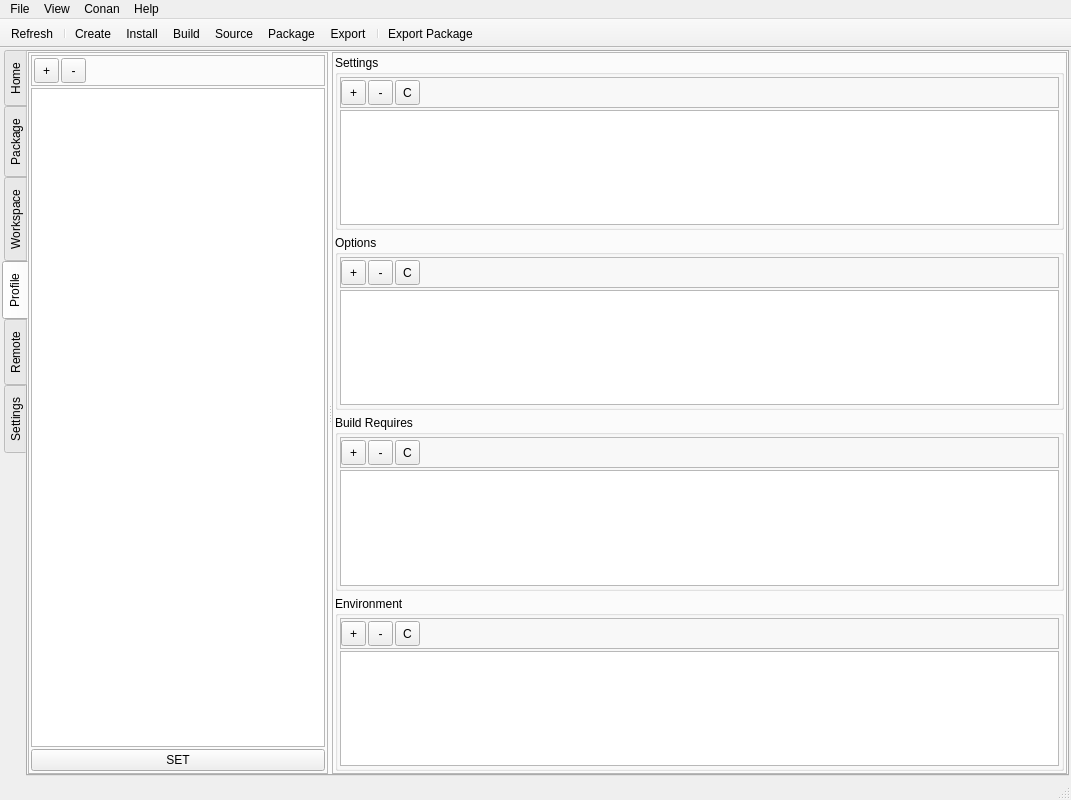
Before: the Qt Designer form resources/ui/main_window.ui in afri-bit/conan-guide, drawn with Qt 5.
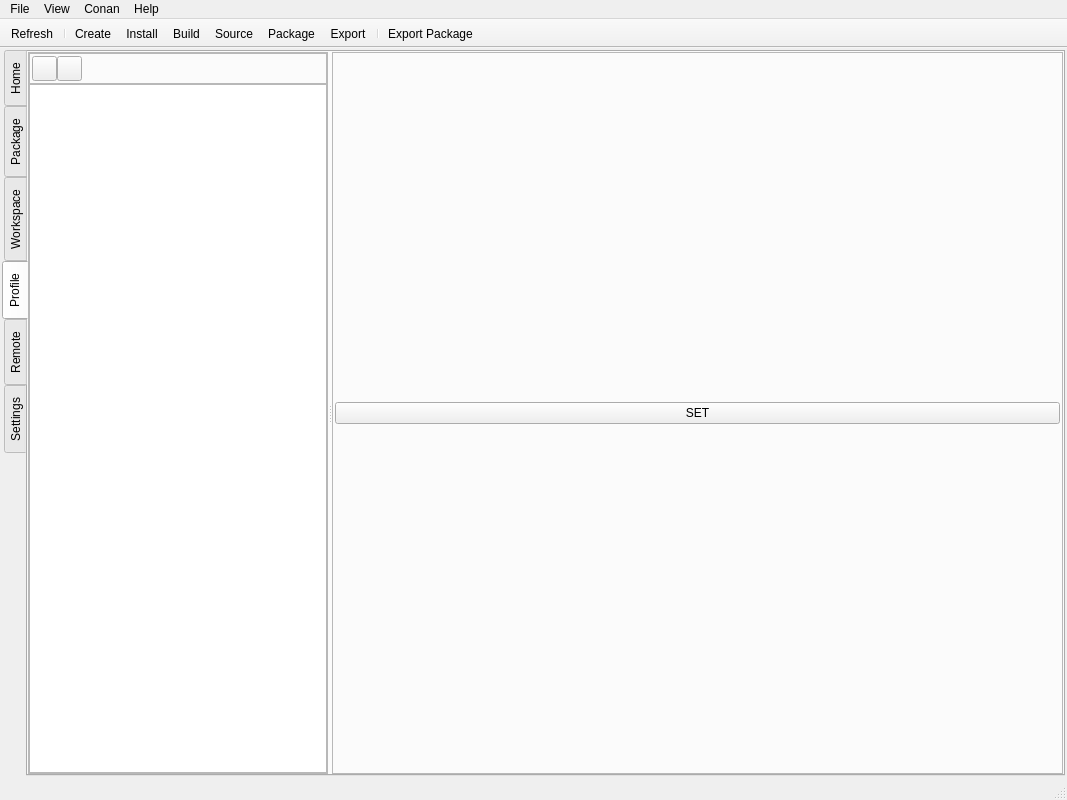
After: the same form once the commit is applied. The open tabs and pages were chosen to show the change. Icons and pictures are not drawn.

The edit to the form file:
```diff
--- a/resources/ui/main_window.ui
+++ b/resources/ui/main_window.ui
@@ -9,7 +9,7 @@
    <rect>
     <x>0</x>
     <y>0</y>
-    <width>1071</width>
+    <width>1067</width>
     <height>800</height>
    </rect>
   </property>
@@ -1346,19 +1346,19 @@
            </property>
            <layout class="QVBoxLayout" name="verticalLayout_2">
             <property name="spacing">
-             <number>2</number>
+             <number>0</number>
             </property>
             <property name="leftMargin">
-             <number>2</number>
+             <number>0</number>
             </property>
             <property name="topMargin">
-             <number>2</number>
+             <number>0</number>
             </property>
             <property name="rightMargin">
-             <number>2</number>
+             <number>0</number>
             </property>
             <property name="bottomMargin">
-             <number>2</number>
+             <number>0</number>
             </property>
             <item>
              <widget class="QFrame" name="frame_18">
@@ -1370,7 +1370,7 @@
               </property>
               <layout class="QHBoxLayout" name="horizontalLayout_19">
                <property name="spacing">
-                <number>2</number>
+                <number>0</number>
                </property>
                <property name="leftMargin">
                 <number>2</number>
@@ -1393,7 +1393,11 @@
                   </size>
                  </property>
                  <property name="text">
-                  <string>+</string>
+                  <string/>
+                 </property>
+                 <property name="icon">
+                  <iconset resource="../resources.qrc">
+                   <normaloff>:/icon/add.svg</normaloff>:/icon/add.svg</iconset>
                  </property>
                 </widget>
                </item>
@@ -1406,7 +1410,11 @@
                   </size>
                  </property>
                  <property name="text">
-                  <string>-</string>
+                  <string/>
+                 </property>
+                 <property name="icon">
+                  <iconset resource="../resources.qrc">
+                   <normaloff>:/icon/remove.svg</normaloff>:/icon/remove.svg</iconset>
                  </property>
                 </widget>
                </item>
@@ -1441,6 +1449,40 @@
               </widget>
              </widget>
             </item>
+           </layout>
+          </widget>
+          <widget class="QFrame" name="frameConanProfileAttribute">
+           <property name="sizePolicy">
+            <sizepolicy hsizetype="Preferred" vsizetype="Preferred">
+             <horstretch>1</horstretch>
+             <verstretch>0</verstretch>
+            </sizepolicy>
+           </property>
+           <property name="contextMenuPolicy">
+            <enum>Qt::DefaultContextMenu</enum>
+           </property>
+           <property name="frameShape">
+            <enum>QFrame::StyledPanel</enum>
+           </property>
+           <property name="frameShadow">
+            <enum>QFrame::Raised</enum>
+           </property>
+           <layout class="QVBoxLayout" name="verticalLayoutConanProfileAttribute">
+            <property name="spacing">
+             <number>5</number>
+            </property>
+            <property name="leftMargin">
+             <number>2</number>
+            </property>
+            <property name="topMargin">
+             <number>2</number>
+            </property>
+            <property name="rightMargin">
+             <number>2</number>
+            </property>
+            <property name="bottomMargin">
+             <number>2</number>
+            </property>
             <item>
              <widget class="QPushButton" name="pushButton">
               <property name="text">
@@ -1450,539 +1492,6 @@
             </item>
            </layout>
           </widget>
-          <widget class="QFrame" name="frame_23">
-           <property name="sizePolicy">
-            <sizepolicy hsizetype="Preferred" vsizetype="Preferred">
-             <horstretch>1</horstretch>
-             <verstretch>0</verstretch>
-            </sizepolicy>
-           </property>
-           <property name="frameShape">
-            <enum>QFrame::StyledPanel</enum>
-           </property>
-           <property name="frameShadow">
-            <enum>QFrame::Raised</enum>
-           </property>
-           <layout class="QVBoxLayout" name="verticalLayout_9">
-            <property name="spacing">
-             <number>5</number>
-            </property>
-            <property name="leftMargin">
-             <number>2</number>
-            </property>
-            <property name="topMargin">
-             <number>2</number>
-            </property>
-            <property name="rightMargin">
-             <number>2</number>
-            </property>
-            <property name="bottomMargin">
-             <number>2</number>
-            </property>
-            <item>
-             <widget class="QGroupBox" name="groupBox_2">
-              <property name="sizePolicy">
-               <sizepolicy hsizetype="Preferred" vsizetype="Preferred">
-                <horstretch>0</horstretch>
-                <verstretch>0</verstretch>
-               </sizepolicy>
-              </property>
-              <property name="title">
-               <string>Settings</string>
-              </property>
-              <layout class="QVBoxLayout" name="verticalLayout_11">
-               <property name="spacing">
-                <number>2</number>
-               </property>
-               <property name="leftMargin">
-                <number>2</number>
-               </property>
-               <property name="topMargin">
-                <number>2</number>
-               </property>
-               <property name="rightMargin">
-                <number>2</number>
-               </property>
-               <property name="bottomMargin">
-                <number>2</number>
-               </property>
-               <item>
-                <widget class="QFrame" name="frame_20">
-                 <property name="frameShape">
-                  <enum>QFrame::StyledPanel</enum>
-                 </property>
-                 <property name="frameShadow">
-                  <enum>QFrame::Raised</enum>
-                 </property>
-                 <layout class="QHBoxLayout" name="horizontalLayout_20">
-                  <property name="spacing">
-                   <number>2</number>
-                  </property>
-                  <property name="leftMargin">
-                   <number>0</number>
-                  </property>
-                  <property name="topMargin">
-                   <number>2</number>
-                  </property>
-                  <property name="rightMargin">
-                   <number>2</number>
-                  </property>
-                  <property name="bottomMargin">
-                   <number>2</number>
-                  </property>
-                  <item>
-                   <widget class="QToolButton" name="toolButtonProfileSettingsAdd">
-                    <property name="minimumSize">
-                     <size>
-                      <width>25</width>
-                      <height>25</height>
-                     </size>
-                    </property>
-                    <property name="maximumSize">
-                     <size>
-                      <width>25</width>
-                      <height>25</height>
-                     </size>
-                    </property>
-                    <property name="text">
-                     <string>+</string>
-                    </property>
-                   </widget>
-                  </item>
-                  <item>
-                   <widget class="QToolButton" name="toolButtonProfileSettingsRemove">
-                    <property name="minimumSize">
-                     <size>
-                      <width>25</width>
-                      <height>25</height>
-                     </size>
-                    </property>
-                    <property name="maximumSize">
-                     <size>
-                      <width>25</width>
-                      <height>25</height>
-                     </size>
-                    </property>
-                    <property name="text">
-                     <string>-</string>
-                    </property>
-                   </widget>
-                  </item>
-                  <item>
-                   <widget class="QToolButton" name="toolButtonProfileSettingsClear">
-                    <property name="minimumSize">
-                     <size>
-                      <width>25</width>
-                      <height>25</height>
-                     </size>
-                    </property>
-                    <property name="maximumSize">
-                     <size>
-                      <width>25</width>
-                      <height>25</height>
-                     </size>
-                    </property>
-                    <property name="text">
-                     <string>C</string>
-                    </property>
-                   </widget>
-                  </item>
-                  <item>
-                   <spacer name="horizontalSpacer_4">
-                    <property name="orientation">
-                     <enum>Qt::Horizontal</enum>
-                    </property>
-                    <property name="sizeHint" stdset="0">
-                     <size>
-                      <width>40</width>
-                      <height>20</height>
-                     </size>
-                    </property>
-                   </spacer>
-                  </item>
-                 </layout>
-                </widget>
-               </item>
-               <item>
-                <widget class="QTableView" name="tableViewProfileSettings"/>
-               </item>
-              </layout>
-             </widget>
-            </item>
-            <item>
-             <widget class="QGroupBox" name="groupBox_3">
-              <property name="title">
-               <string>Options</string>
-              </property>
-              <layout class="QVBoxLayout" name="verticalLayout_15">
-               <property name="spacing">
-                <number>2</number>
-               </property>
-               <property name="leftMargin">
-                <number>2</number>
-               </property>
-               <property name="topMargin">
-                <number>2</number>
-               </property>
-               <property name="rightMargin">
-                <number>2</number>
-               </property>
-               <property name="bottomMargin">
-                <number>2</number>
-               </property>
-               <item>
-                <widget class="QFrame" name="frame_27">
-                 <property name="frameShape">
-                  <enum>QFrame::StyledPanel</enum>
-                 </property>
-                 <property name="frameShadow">
-                  <enum>QFrame::Raised</enum>
-                 </property>
-                 <layout class="QHBoxLayout" name="horizontalLayout_22">
-                  <property name="spacing">
-                   <number>2</number>
-                  </property>
-                  <property name="leftMargin">
-                   <number>0</number>
-                  </property>
-                  <property name="topMargin">
-                   <number>2</number>
-                  </property>
-                  <property name="rightMargin">
-                   <number>2</number>
-                  </property>
-                  <property name="bottomMargin">
-                   <number>2</number>
-                  </property>
-                  <item>
-                   <widget class="QToolButton" name="toolButtonProfileOptionsAdd">
-                    <property name="minimumSize">
-                     <size>
-                      <width>25</width>
-                      <height>25</height>
-                     </size>
-                    </property>
-                    <property name="maximumSize">
-                     <size>
-                      <width>25</width>
-                      <height>25</height>
-                     </size>
-                    </property>
-                    <property name="text">
-                     <string>+</string>
-                    </property>
-                   </widget>
-                  </item>
-                  <item>
-                   <widget class="QToolButton" name="toolButtonProfileOptionsRemove">
-                    <property name="minimumSize">
-                     <size>
-                      <width>25</width>
-                      <height>25</height>
-                     </size>
-                    </property>
-                    <property name="maximumSize">
-                     <size>
-                      <width>25</width>
-                      <height>25</height>
-                     </size>
-                    </property>
-                    <property name="text">
-                     <string>-</string>
-                    </property>
-                   </widget>
-                  </item>
-                  <item>
-                   <widget class="QToolButton" name="toolButtonProfileOptionsClear">
-                    <property name="minimumSize">
-                     <size>
-                      <width>25</width>
-                      <height>25</height>
-                     </size>
-                    </property>
-                    <property name="maximumSize">
-                     <size>
-                      <width>25</width>
-                      <height>25</height>
-                     </size>
-                    </property>
-                    <property name="text">
-                     <string>C</string>
-                    </property>
-                   </widget>
-                  </item>
-                  <item>
-                   <spacer name="horizontalSpacer_5">
-                    <property name="orientation">
-                     <enum>Qt::Horizontal</enum>
-                    </property>
-                    <property name="sizeHint" stdset="0">
-                     <size>
-                      <width>636</width>
-                      <height>20</height>
-                     </size>
-                    </property>
-                   </spacer>
-                  </item>
-                 </layout>
-                </widget>
-               </item>
-               <item>
-                <widget class="QTableView" name="tableViewProfileOptions"/>
-               </item>
-              </layout>
-             </widget>
-            </item>
-            <item>
-             <widget class="QGroupBox" name="groupBox_5">
-              <property name="title">
-               <string>Build Requires</string>
-              </property>
-              <layout class="QVBoxLayout" name="verticalLayout_16">
-               <property name="spacing">
-                <number>2</number>
-               </property>
-               <property name="leftMargin">
-                <number>2</number>
-               </property>
-               <property name="topMargin">
-                <number>2</number>
-               </property>
-               <property name="rightMargin">
-                <number>2</number>
-               </property>
-               <property name="bottomMargin">
-                <number>2</number>
-               </property>
-               <item>
-                <widget class="QFrame" name="frame_28">
-                 <property name="frameShape">
-                  <enum>QFrame::StyledPanel</enum>
-                 </property>
-                 <property name="frameShadow">
-                  <enum>QFrame::Raised</enum>
-                 </property>
-                 <layout class="QHBoxLayout" name="horizontalLayout_23">
-                  <property name="spacing">
-                   <number>2</number>
-                  </property>
-                  <property name="leftMargin">
-                   <number>0</number>
-                  </property>
-                  <property name="topMargin">
-                   <number>2</number>
-                  </property>
-                  <property name="rightMargin">
-                   <number>2</number>
-                  </property>
-                  <property name="bottomMargin">
-                   <number>2</number>
-                  </property>
-                  <item>
-                   <widget class="QToolButton" name="toolButtonProfileBuildReqsAdd">
-                    <property name="minimumSize">
-                     <size>
-                      <width>25</width>
-                      <height>25</height>
-                     </size>
-                    </property>
-                    <property name="maximumSize">
-                     <size>
-                      <width>25</width>
-                      <height>25</height>
-                     </size>
-                    </property>
-                    <property name="text">
-                     <string>+</string>
-                    </property>
-                   </widget>
-                  </item>
-                  <item>
-                   <widget class="QToolButton" name="toolButtonProfileBuildReqsRemove">
-                    <property name="minimumSize">
-                     <size>
-                      <width>25</width>
-                      <height>25</height>
-                     </size>
-                    </property>
-                    <property name="maximumSize">
-                     <size>
-                      <width>25</width>
-                      <height>25</height>
-                     </size>
-                    </property>
-                    <property name="text">
-                     <string>-</string>
-                    </property>
-                   </widget>
-                  </item>
-                  <item>
-                   <widget class="QToolButton" name="toolButtonProfileBuildReqsClear">
-                    <property name="minimumSize">
-                     <size>
-                      <width>25</width>
-                      <height>25</height>
-                     </size>
-                    </property>
-                    <property name="maximumSize">
-                     <size>
-                      <width>25</width>
-                      <height>25</height>
-                     </size>
-                    </property>
-                    <property name="text">
-                     <string>C</string>
-                    </property>
-                   </widget>
-                  </item>
-                  <item>
-                   <spacer name="horizontalSpacer_6">
-                    <property name="orientation">
-                     <enum>Qt::Horizontal</enum>
-                    </property>
-                    <property name="sizeHint" stdset="0">
-                     <size>
-                      <width>636</width>
-                      <height>20</height>
-                     </size>
-                    </property>
-                   </spacer>
-                  </item>
-                 </layout>
-                </widget>
-               </item>
-               <item>
-                <widget class="QTableView" name="tableViewProfileBuildRequires"/>
-               </item>
-              </layout>
-             </widget>
-            </item>
-            <item>
-             <widget class="QGroupBox" name="groupBox_6">
-              <property name="title">
-               <string>Environment</string>
-              </property>
-              <layout class="QVBoxLayout" name="verticalLayout_10">
-               <property name="spacing">
-                <number>2</number>
-               </property>
-               <property name="leftMargin">
-                <number>2</number>
-               </property>
-               <property name="topMargin">
-                <number>2</number>
-               </property>
-               <property name="rightMargin">
-                <number>2</number>
-               </property>
-               <property name="bottomMargin">
-                <number>2</number>
-               </property>
-               <item>
-                <widget class="QFrame" name="frame_29">
-                 <property name="frameShape">
-                  <enum>QFrame::StyledPanel</enum>
-                 </property>
-                 <property name="frameShadow">
-                  <enum>QFrame::Raised</enum>
-                 </property>
-                 <layout class="QHBoxLayout" name="horizontalLayout_24">
-                  <property name="spacing">
-                   <number>2</number>
-                  </property>
-                  <property name="leftMargin">
-                   <number>0</number>
-                  </property>
-                  <property name="topMargin">
-                   <number>2</number>
-                  </property>
-                  <property name="rightMargin">
-                   <number>2</number>
-                  </property>
-                  <property name="bottomMargin">
-                   <number>2</number>
-                  </property>
-                  <item>
-                   <widget class="QToolButton" name="toolButtonProfileEnvAdd">
-                    <property name="minimumSize">
-                     <size>
-                      <width>25</width>
-                      <height>25</height>
-                     </size>
-                    </property>
-                    <property name="maximumSize">
-                     <size>
-                      <width>25</width>
-                      <height>25</height>
-                     </size>
-                    </property>
-                    <property name="text">
-                     <string>+</string>
-                    </property>
-                   </widget>
-                  </item>
-                  <item>
-                   <widget class="QToolButton" name="toolButtonProfileEnvRemove">
-                    <property name="minimumSize">
-                     <size>
-                      <width>25</width>
-                      <height>25</height>
-                     </size>
-                    </property>
-                    <property name="maximumSize">
-                     <size>
-                      <width>25</width>
-                      <height>25</height>
-                     </size>
-                    </property>
-                    <property name="text">
-                     <string>-</string>
-                    </property>
-                   </widget>
-                  </item>
-                  <item>
-                   <widget class="QToolButton" name="toolButtonProfileEnvClear">
-                    <property name="minimumSize">
-                     <size>
-                      <width>25</width>
-                      <height>25</height>
-                     </size>
-                    </property>
-                    <property name="maximumSize">
-                     <size>
-                      <width>25</width>
-                      <height>25</height>
-                     </size>
-                    </property>
-                    <property name="text">
-                     <string>C</string>
-                    </property>
-                   </widget>
-                  </item>
-                  <item>
-                   <spacer name="horizontalSpacer_7">
-                    <property name="orientation">
-                     <enum>Qt::Horizontal</enum>
-                    </property>
-                    <property name="sizeHint" stdset="0">
-                     <size>
-                      <width>636</width>
-                      <height>20</height>
-                     </size>
-                    </property>
-                   </spacer>
-                  </item>
-                 </layout>
-                </widget>
-               </item>
-               <item>
-                <widget class="QTableView" name="tableViewProfileEnvironment"/>
-               </item>
-              </layout>
-             </widget>
-            </item>
-           </layout>
-          </widget>
          </widget>
         </item>
        </layout>
@@ -2108,7 +1617,7 @@
     <rect>
      <x>0</x>
      <y>0</y>
-     <width>1071</width>
+     <width>1067</width>
      <height>21</height>
     </rect>
    </property>
```
Left out of the diff: 144 changed lines with no effect on the pictures.
